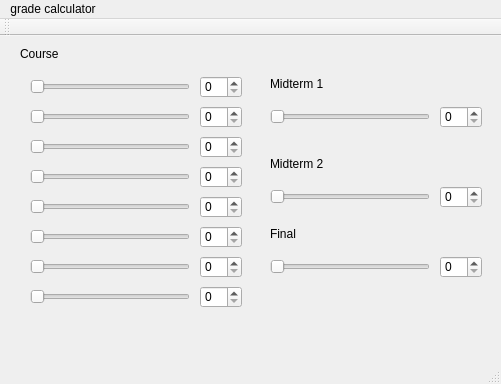
First picture: the form in calculator.ui, repository stehuang/Grade-Calculator, before the edit.
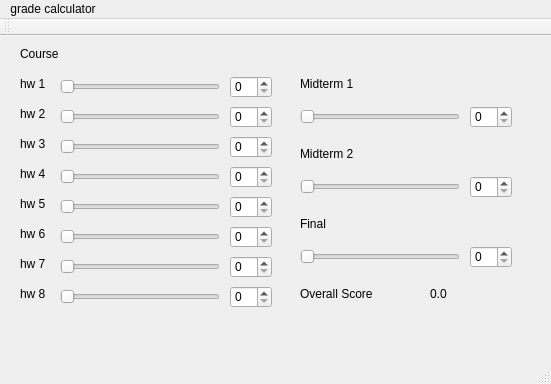
Second picture: the form after the edit.

Commit message: implemented signals & slots

Diff of the .ui file:
```diff
--- a/calculator.ui
+++ b/calculator.ui
@@ -6,7 +6,7 @@
    <rect>
     <x>0</x>
     <y>0</y>
-    <width>501</width>
+    <width>551</width>
     <height>384</height>
    </rect>
   </property>
@@ -17,12 +17,15 @@
    <widget class="QSlider" name="slider_1">
     <property name="geometry">
      <rect>
-      <x>30</x>
+      <x>60</x>
       <y>40</y>
       <width>160</width>
       <height>22</height>
      </rect>
     </property>
+    <property name="maximum">
+     <number>100</number>
+    </property>
     <property name="orientation">
      <enum>Qt::Horizontal</enum>
     </property>
@@ -30,12 +33,15 @@
    <widget class="QSlider" name="slider_2">
     <property name="geometry">
      <rect>
-      <x>30</x>
+      <x>60</x>
       <y>100</y>
       <width>160</width>
       <height>22</height>
      </rect>
     </property>
+    <property name="maximum">
+     <number>100</number>
+    </property>
     <property name="orientation">
      <enum>Qt::Horizontal</enum>
     </property>
@@ -43,12 +49,15 @@
    <widget class="QSlider" name="slider_3">
     <property name="geometry">
      <rect>
-      <x>30</x>
+      <x>60</x>
       <y>190</y>
       <width>160</width>
       <height>22</height>
      </rect>
     </property>
+    <property name="maximum">
+     <number>100</number>
+    </property>
     <property name="orientation">
      <enum>Qt::Horizontal</enum>
     </property>
@@ -56,12 +65,15 @@
    <widget class="QSlider" name="slider_4">
     <property name="geometry">
      <rect>
-      <x>30</x>
+      <x>60</x>
       <y>130</y>
       <width>160</width>
       <height>22</height>
      </rect>
     </property>
+    <property name="maximum">
+     <number>100</number>
+    </property>
     <property name="orientation">
      <enum>Qt::Horizontal</enum>
     </property>
@@ -69,12 +81,15 @@
    <widget class="QSlider" name="slider_5">
     <property name="geometry">
      <rect>
-      <x>30</x>
+      <x>60</x>
       <y>160</y>
       <width>160</width>
       <height>22</height>
      </rect>
     </property>
+    <property name="maximum">
+     <number>100</number>
+    </property>
     <property name="orientation">
      <enum>Qt::Horizontal</enum>
     </property>
@@ -82,12 +97,15 @@
    <widget class="QSlider" name="slider_6">
     <property name="geometry">
      <rect>
-      <x>30</x>
+      <x>60</x>
       <y>70</y>
       <width>160</width>
       <height>22</height>
      </rect>
     </property>
+    <property name="maximum">
+     <number>100</number>
+    </property>
     <property name="orientation">
      <enum>Qt::Horizontal</enum>
     </property>
@@ -95,12 +113,15 @@
    <widget class="QSlider" name="slider_7">
     <property name="geometry">
      <rect>
-      <x>30</x>
+      <x>60</x>
       <y>220</y>
       <width>160</width>
       <height>22</height>
      </rect>
     </property>
+    <property name="maximum">
+     <number>100</number>
+    </property>
     <property name="orientation">
      <enum>Qt::Horizontal</enum>
     </property>
@@ -108,12 +129,15 @@
    <widget class="QSlider" name="slider_8">
     <property name="geometry">
      <rect>
-      <x>30</x>
+      <x>60</x>
       <y>250</y>
       <width>160</width>
       <height>22</height>
      </rect>
     </property>
+    <property name="maximum">
+     <number>100</number>
+    </property>
     <property name="orientation">
      <enum>Qt::Horizontal</enum>
     </property>
@@ -121,7 +145,7 @@
    <widget class="QSpinBox" name="spinBox_1">
     <property name="geometry">
      <rect>
-      <x>200</x>
+      <x>230</x>
       <y>40</y>
       <width>42</width>
       <height>22</height>
@@ -134,7 +158,7 @@
    <widget class="QSpinBox" name="spinBox_2">
     <property name="geometry">
      <rect>
-      <x>200</x>
+      <x>230</x>
       <y>70</y>
       <width>42</width>
       <height>22</height>
@@ -147,7 +171,7 @@
    <widget class="QSpinBox" name="spinBox_3">
     <property name="geometry">
      <rect>
-      <x>200</x>
+      <x>230</x>
       <y>100</y>
       <width>42</width>
       <height>22</height>
@@ -160,7 +184,7 @@
    <widget class="QSpinBox" name="spinBox_4">
     <property name="geometry">
      <rect>
-      <x>200</x>
+      <x>230</x>
       <y>130</y>
       <width>42</width>
       <height>22</height>
@@ -173,7 +197,7 @@
    <widget class="QSpinBox" name="spinBox_5">
     <property name="geometry">
      <rect>
-      <x>200</x>
+      <x>230</x>
       <y>160</y>
       <width>42</width>
       <height>22</height>
@@ -186,7 +210,7 @@
    <widget class="QSpinBox" name="spinBox_6">
     <property name="geometry">
      <rect>
-      <x>200</x>
+      <x>230</x>
       <y>190</y>
       <width>42</width>
       <height>22</height>
@@ -199,7 +223,7 @@
    <widget class="QSpinBox" name="spinBox_7">
     <property name="geometry">
      <rect>
-      <x>200</x>
+      <x>230</x>
       <y>220</y>
       <width>42</width>
       <height>22</height>
@@ -212,7 +236,7 @@
    <widget class="QSpinBox" name="spinBox_8">
     <property name="geometry">
      <rect>
-      <x>200</x>
+      <x>230</x>
       <y>250</y>
       <width>42</width>
       <height>22</height>
@@ -238,7 +262,7 @@
    <widget class="QLabel" name="label_m1">
     <property name="geometry">
      <rect>
-      <x>270</x>
+      <x>300</x>
       <y>40</y>
       <width>60</width>
       <height>16</height>
@@ -251,8 +275,8 @@
    <widget class="QLabel" name="label_m2">
     <property name="geometry">
      <rect>
-      <x>270</x>
-      <y>120</y>
+      <x>300</x>
+      <y>110</y>
       <width>71</width>
       <height>16</height>
      </rect>
@@ -264,12 +288,15 @@
    <widget class="QSlider" name="slider_9">
     <property name="geometry">
      <rect>
-      <x>270</x>
+      <x>300</x>
       <y>70</y>
       <width>160</width>
       <height>22</height>
      </rect>
     </property>
+    <property name="maximum">
+     <number>100</number>
+    </property>
     <property name="orientation">
      <enum>Qt::Horizontal</enum>
     </property>
@@ -277,7 +304,7 @@
    <widget class="QSpinBox" name="spinBox_9">
     <property name="geometry">
      <rect>
-      <x>440</x>
+      <x>470</x>
       <y>70</y>
       <width>42</width>
       <height>22</height>
@@ -290,12 +317,15 @@
    <widget class="QSlider" name="slider_10">
     <property name="geometry">
      <rect>
-      <x>270</x>
-      <y>150</y>
+      <x>300</x>
+      <y>140</y>
       <width>160</width>
       <height>22</height>
      </rect>
     </property>
+    <property name="maximum">
+     <number>100</number>
+    </property>
     <property name="orientation">
      <enum>Qt::Horizontal</enum>
     </property>
@@ -303,8 +333,8 @@
    <widget class="QSpinBox" name="spinBox_10">
     <property name="geometry">
      <rect>
-      <x>440</x>
-      <y>150</y>
+      <x>470</x>
+      <y>140</y>
       <width>42</width>
       <height>22</height>
      </rect>
@@ -316,8 +346,8 @@
    <widget class="QLabel" name="label_m2_2">
     <property name="geometry">
      <rect>
-      <x>270</x>
-      <y>190</y>
+      <x>300</x>
+      <y>180</y>
       <width>71</width>
       <height>16</height>
      </rect>
@@ -329,8 +359,8 @@
    <widget class="QSpinBox" name="spinBox_11">
     <property name="geometry">
      <rect>
-      <x>440</x>
-      <y>220</y>
+      <x>470</x>
+      <y>210</y>
       <width>42</width>
       <height>22</height>
      </rect>
@@ -342,23 +372,156 @@
    <widget class="QSlider" name="slider_11">
     <property name="geometry">
      <rect>
-      <x>270</x>
-      <y>220</y>
+      <x>300</x>
+      <y>210</y>
       <width>160</width>
       <height>22</height>
      </rect>
     </property>
+    <property name="maximum">
+     <number>100</number>
+    </property>
     <property name="orientation">
      <enum>Qt::Horizontal</enum>
     </property>
    </widget>
+   <widget class="QLabel" name="label_2">
+    <property name="geometry">
+     <rect>
+      <x>20</x>
+      <y>40</y>
+      <width>41</width>
+      <height>16</height>
+     </rect>
+    </property>
+    <property name="text">
+     <string>hw 1</string>
+    </property>
+   </widget>
+   <widget class="QLabel" name="label_3">
+    <property name="geometry">
+     <rect>
+      <x>20</x>
+      <y>70</y>
+      <width>41</width>
+      <height>16</height>
+     </rect>
+    </property>
+    <property name="text">
+     <string>hw 2</string>
+    </property>
+   </widget>
+   <widget class="QLabel" name="label_4">
+    <property name="geometry">
+     <rect>
+      <x>20</x>
+      <y>100</y>
+      <width>41</width>
+      <height>16</height>
+     </rect>
+    </property>
+    <property name="text">
+     <string>hw 3</string>
+    </property>
+   </widget>
+   <widget class="QLabel" name="label_5">
+    <property name="geometry">
+     <rect>
+      <x>20</x>
+      <y>130</y>
+      <width>41</width>
+      <height>16</height>
+     </rect>
+    </property>
+    <property name="text">
+     <string>hw 4</string>
+    </property>
+   </widget>
+   <widget class="QLabel" name="label_6">
+    <property name="geometry">
+     <rect>
+      <x>20</x>
+      <y>160</y>
+      <width>41</width>
+      <height>16</height>
+     </rect>
+    </property>
+    <property name="text">
+     <string>hw 5</string>
+    </property>
+   </widget>
+   <widget class="QLabel" name="label_7">
+    <property name="geometry">
+     <rect>
+      <x>20</x>
+      <y>190</y>
+      <width>41</width>
+      <height>16</height>
+     </rect>
+    </property>
+    <property name="text">
+     <string>hw 6</string>
+    </property>
+   </widget>
+   <widget class="QLabel" name="label_8">
+    <property name="geometry">
+     <rect>
+      <x>20</x>
+      <y>220</y>
+      <width>41</width>
+      <height>16</height>
+     </rect>
+    </property>
+    <property name="text">
+     <string>hw 7</string>
+    </property>
+   </widget>
+   <widget class="QLabel" name="label_9">
+    <property name="geometry">
+     <rect>
+      <x>20</x>
+      <y>250</y>
+      <width>41</width>
+      <height>16</height>
+     </rect>
+    </property>
+    <property name="text">
+     <string>hw 8</string>
+    </property>
+   </widget>
+   <widget class="QLabel" name="label_10">
+    <property name="geometry">
+     <rect>
+      <x>300</x>
+      <y>250</y>
+      <width>91</width>
+      <height>16</height>
+     </rect>
+    </property>
+    <property name="text">
+     <string>Overall Score</string>
+    </property>
+   </widget>
+   <widget class="QLabel" name="label_11">
+    <property name="geometry">
+     <rect>
+      <x>430</x>
+      <y>250</y>
+      <width>60</width>
+      <height>16</height>
+     </rect>
+    </property>
+    <property name="text">
+     <string>0.0</string>
+    </property>
+   </widget>
   </widget>
   <widget class="QMenuBar" name="menuBar">
    <property name="geometry">
     <rect>
      <x>0</x>
      <y>0</y>
-     <width>501</width>
+     <width>551</width>
      <height>22</height>
     </rect>
    </property>
```
Left out of the diff: 199 changed lines with no effect on the pictures. The commit also changes 1 other file.
